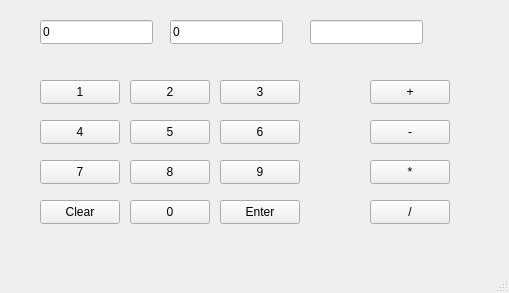
The window that mainwindow.ui (Juhori364/Oliot2) describes before a commit, drawn with Qt 5.
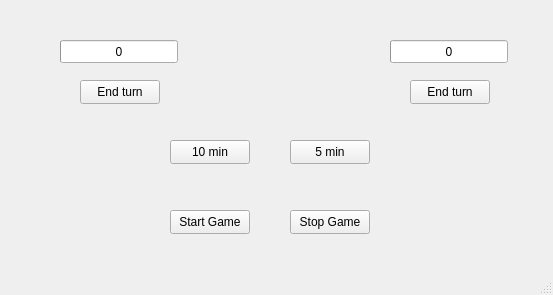
The same window after the commit.

The edit to the form file:
```diff
--- a/mainwindow.ui
+++ b/mainwindow.ui
@@ -6,8 +6,8 @@
    <rect>
     <x>0</x>
     <y>0</y>
-    <width>509</width>
-    <height>293</height>
+    <width>553</width>
+    <height>295</height>
    </rect>
   </property>
   <property name="windowTitle">
@@ -17,245 +17,111 @@
    <widget class="QPushButton" name="pushButton">
     <property name="geometry">
      <rect>
-      <x>40</x>
-      <y>80</y>
+      <x>170</x>
+      <y>210</y>
       <width>80</width>
       <height>24</height>
      </rect>
     </property>
     <property name="text">
-     <string>1</string>
+     <string>Start Game</string>
     </property>
    </widget>
    <widget class="QPushButton" name="pushButton_2">
     <property name="geometry">
      <rect>
-      <x>130</x>
-      <y>80</y>
+      <x>290</x>
+      <y>210</y>
       <width>80</width>
       <height>24</height>
      </rect>
     </property>
     <property name="text">
-     <string>2</string>
+     <string>Stop Game</string>
     </property>
    </widget>
    <widget class="QPushButton" name="pushButton_3">
     <property name="geometry">
      <rect>
-      <x>220</x>
-      <y>80</y>
-      <width>80</width>
-      <height>24</height>
-     </rect>
-    </property>
-    <property name="text">
-     <string>3</string>
-    </property>
-   </widget>
-   <widget class="QLineEdit" name="Number1">
-    <property name="geometry">
-     <rect>
-      <x>40</x>
-      <y>20</y>
-      <width>113</width>
-      <height>24</height>
-     </rect>
-    </property>
-    <property name="text">
-     <string>0</string>
-    </property>
-   </widget>
-   <widget class="QLineEdit" name="Number2">
-    <property name="geometry">
-     <rect>
       <x>170</x>
-      <y>20</y>
-      <width>113</width>
-      <height>24</height>
-     </rect>
-    </property>
-    <property name="text">
-     <string>0</string>
-    </property>
-   </widget>
-   <widget class="QLineEdit" name="Result">
-    <property name="geometry">
-     <rect>
-      <x>310</x>
-      <y>20</y>
-      <width>113</width>
-      <height>24</height>
-     </rect>
-    </property>
-   </widget>
-   <widget class="QPushButton" name="pushButton_4">
-    <property name="geometry">
-     <rect>
-      <x>40</x>
-      <y>120</y>
+      <y>140</y>
       <width>80</width>
       <height>24</height>
      </rect>
     </property>
     <property name="text">
-     <string>4</string>
+     <string>10 min</string>
     </property>
    </widget>
    <widget class="QPushButton" name="pushButton_5">
     <property name="geometry">
      <rect>
-      <x>130</x>
-      <y>120</y>
+      <x>290</x>
+      <y>140</y>
       <width>80</width>
       <height>24</height>
      </rect>
     </property>
     <property name="text">
-     <string>5</string>
+     <string>5 min</string>
     </property>
    </widget>
    <widget class="QPushButton" name="pushButton_6">
     <property name="geometry">
      <rect>
-      <x>220</x>
-      <y>120</y>
+      <x>80</x>
+      <y>80</y>
       <width>80</width>
       <height>24</height>
      </rect>
     </property>
     <property name="text">
-     <string>6</string>
+     <string>End turn</string>
     </property>
    </widget>
    <widget class="QPushButton" name="pushButton_7">
     <property name="geometry">
      <rect>
-      <x>40</x>
-      <y>160</y>
-      <width>80</width>
-      <height>24</height>
-     </rect>
-    </property>
-    <property name="text">
-     <string>7</string>
-    </property>
-   </widget>
-   <widget class="QPushButton" name="pushButton_8">
-    <property name="geometry">
-     <rect>
-      <x>130</x>
-      <y>160</y>
-      <width>80</width>
-      <height>24</height>
-     </rect>
-    </property>
-    <property name="text">
-     <string>8</string>
-    </property>
-   </widget>
-   <widget class="QPushButton" name="pushButton_9">
-    <property name="geometry">
-     <rect>
-      <x>220</x>
-      <y>160</y>
-      <width>80</width>
-      <height>24</height>
-     </rect>
-    </property>
-    <property name="text">
-     <string>9</string>
-    </property>
-   </widget>
-   <widget class="QPushButton" name="pushButton_10">
-    <property name="geometry">
-     <rect>
-      <x>130</x>
-      <y>200</y>
-      <width>80</width>
-      <height>24</height>
-     </rect>
-    </property>
-    <property name="text">
-     <string>0</string>
-    </property>
-   </widget>
-   <widget class="QPushButton" name="pushButton_13">
-    <property name="geometry">
-     <rect>
-      <x>370</x>
+      <x>410</x>
       <y>80</y>
       <width>80</width>
       <height>24</height>
      </rect>
     </property>
     <property name="text">
-     <string>+</string>
+     <string>End turn</string>
     </property>
    </widget>
-   <widget class="QPushButton" name="pushButton_14">
+   <widget class="QProgressBar" name="prog1">
     <property name="geometry">
      <rect>
-      <x>370</x>
-      <y>120</y>
-      <width>80</width>
-      <height>24</height>
+      <x>60</x>
+      <y>40</y>
+      <width>118</width>
+      <height>23</height>
      </rect>
     </property>
-    <property name="text">
-     <string>-</string>
+    <property name="value">
+     <number>0</number>
     </property>
-   </widget>
-   <widget class="QPushButton" name="pushButton_15">
-    <property name="geometry">
-     <rect>
-      <x>370</x>
-      <y>160</y>
-      <width>80</width>
-      <height>24</height>
-     </rect>
+    <property name="format">
+     <string>%v</string>
     </property>
-    <property name="text">
-     <string>*</string>
-    </property>
    </widget>
-   <widget class="QPushButton" name="pushButton_16">
+   <widget class="QProgressBar" name="prog2">
     <property name="geometry">
      <rect>
-      <x>370</x>
-      <y>200</y>
-      <width>80</width>
-      <height>24</height>
+      <x>390</x>
+      <y>40</y>
+      <width>118</width>
+      <height>23</height>
      </rect>
     </property>
-    <property name="text">
-     <string>/</string>
+    <property name="value">
+     <number>0</number>
     </property>
-   </widget>
-   <widget class="QPushButton" name="pushButton_11">
-    <property name="geometry">
-     <rect>
-      <x>40</x>
-      <y>200</y>
-      <width>80</width>
-      <height>24</height>
-     </rect>
-    </property>
-    <property name="text">
-     <string>Clear</string>
-    </property>
-   </widget>
-   <widget class="QPushButton" name="pushButton_12">
-    <property name="geometry">
-     <rect>
-      <x>220</x>
-      <y>200</y>
-      <width>80</width>
-      <height>24</height>
-     </rect>
-    </property>
-    <property name="text">
-     <string>Enter</string>
+    <property name="format">
+     <string>%v</string>
     </property>
    </widget>
   </widget>
```
Left out of the diff: 14 changed lines with no effect on the pictures.
